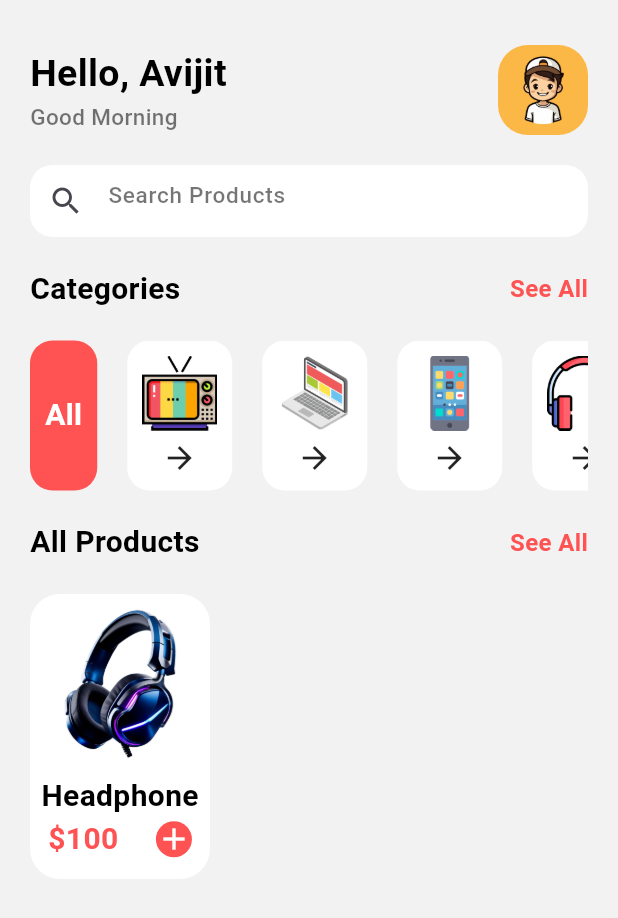
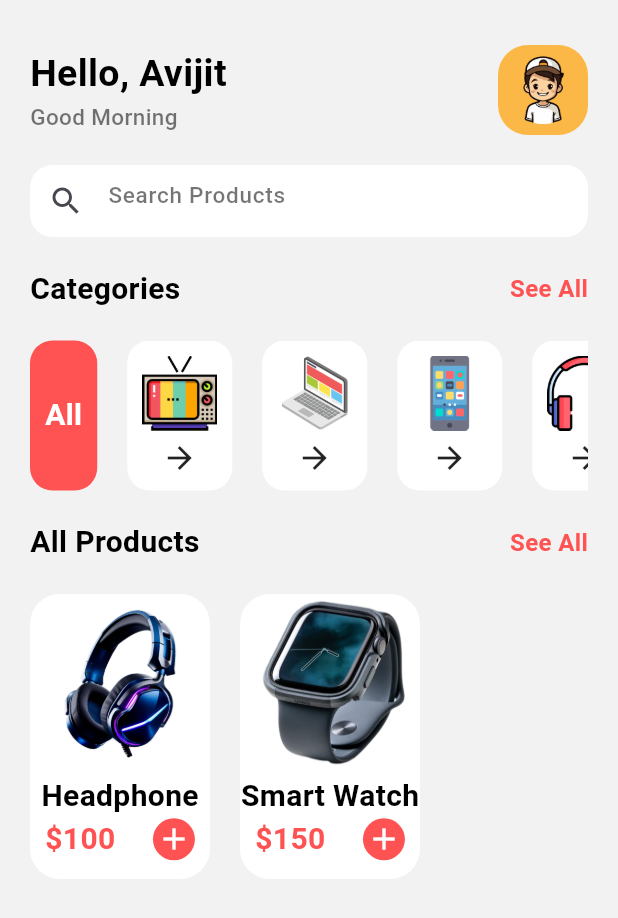
Before and after one commit to AvijitDasAvi/Shopping-App, a Flutter app: the screen it shows after launch, on a phone screen of 412 x 824 dp. Shown: the top 918 px of the screen. Run offline on Flutter 3.47's test engine with Material 3 defaults, Android fonts, the phone set to English and light mode, and no system bars.

Commit message:
Home page update

```diff
--- a/lib/pages/home_page.dart
+++ b/lib/pages/home_page.dart
@@ -191,6 +191,7 @@ class _HomePageState extends State<HomePage> {
                               width: 25.0,
                             ),
                             Container(
+                              padding: EdgeInsets.all(2.0),
                               decoration: BoxDecoration(
                                 color: Colors.redAccent,
                                 shape: BoxShape.circle,
@@ -199,12 +200,58 @@ class _HomePageState extends State<HomePage> {
                                 Icons.add,
                                 color: Colors.white,
                               ),
-                            )
+                            ),
                           ],
                         ),
                       ],
                     ),
-                  )
+                  ),
+                  Container(
+                    margin: EdgeInsets.only(left: 20),
+                    decoration: BoxDecoration(
+                        color: Colors.white,
+                        borderRadius: BorderRadius.circular(20.0)),
+                    child: Column(
+                      children: [
+                        Image.asset(
+                          "assets/images/watch.png",
+                          height: 120.0,
+                          width: 120.0,
+                          fit: BoxFit.cover,
+                        ),
+                        Text(
+                          "Smart Watch",
+                          style: SupportWidget.semiBoldTextStyle(),
+                        ),
+                        Row(
+                          children: [
+                            Text(
+                              "\$150",
+                              style: TextStyle(
+                                color: Colors.redAccent,
+                                fontSize: 20.0,
+                                fontWeight: FontWeight.bold,
+                              ),
+                            ),
+                            SizedBox(
+                              width: 25.0,
+                            ),
+                            Container(
+                              padding: EdgeInsets.all(2.0),
+                              decoration: BoxDecoration(
+                                color: Colors.redAccent,
+                                shape: BoxShape.circle,
+                              ),
+                              child: Icon(
+                                Icons.add,
+                                color: Colors.white,
+                              ),
+                            ),
+                          ],
+                        ),
+                      ],
+                    ),
+                  ),
                 ],
               ),
             ),
```
Also changed, not shown: assets/images/watch.png (added).
